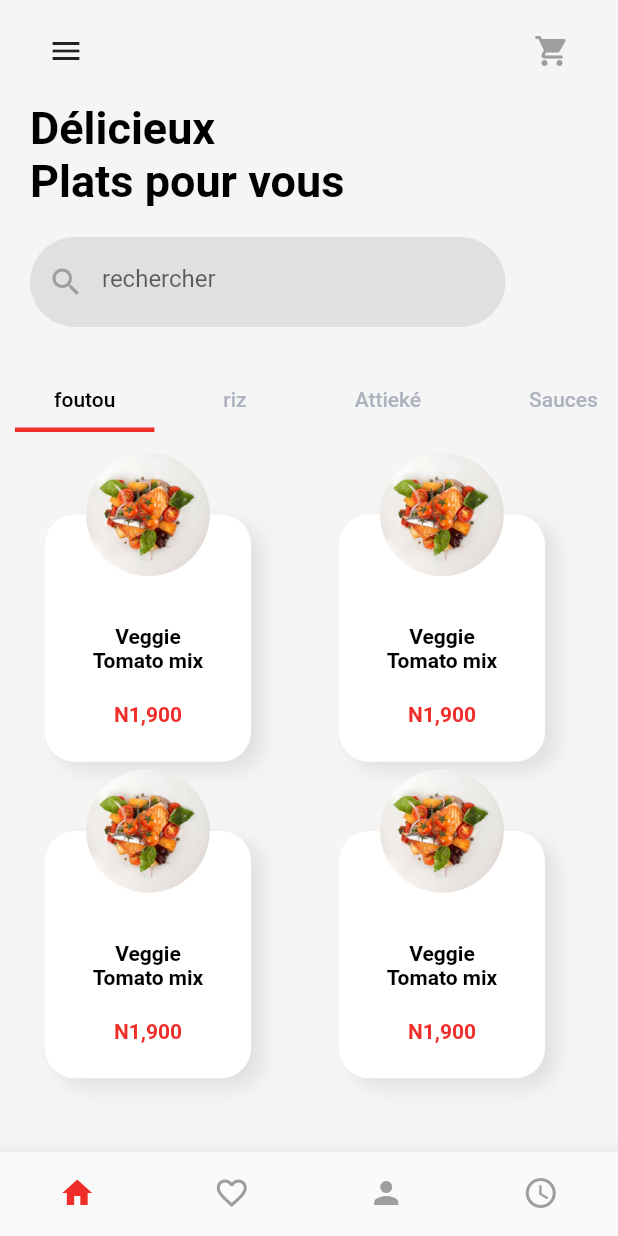
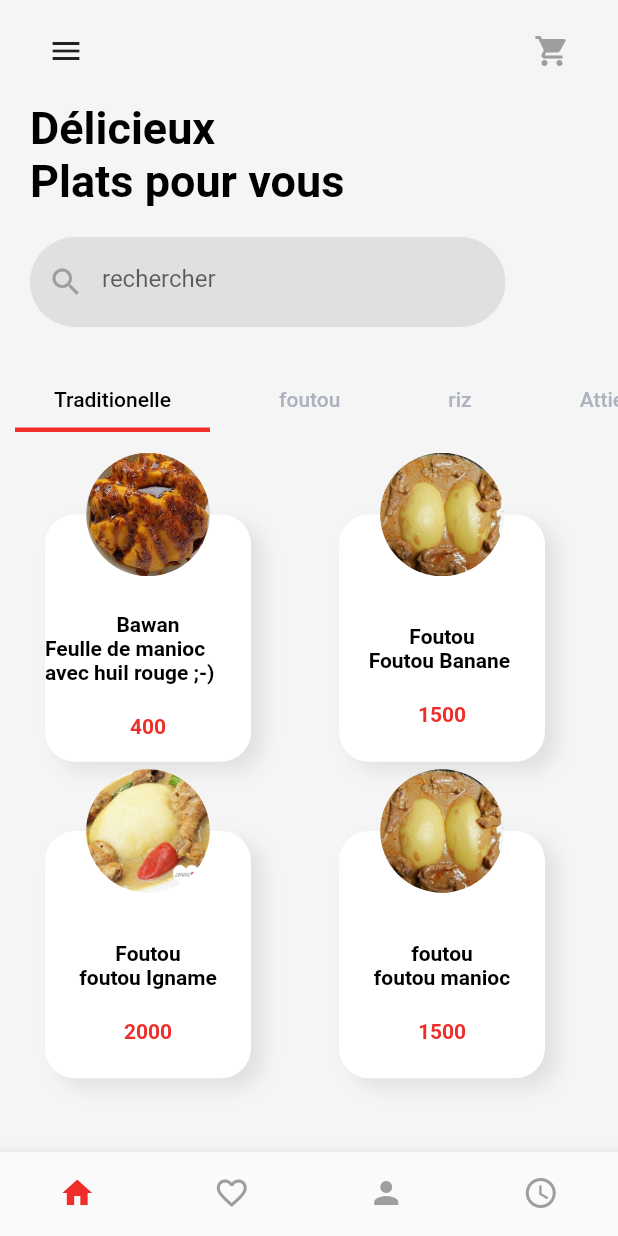
Before and after one commit to syyao/food_app, a Flutter app: the screen it shows after launch, on a phone screen of 412 x 824 dp. Run offline on Flutter 3.47's test engine with Material 2 defaults, Android fonts, the phone set to English and light mode, and no system bars.

Commit message:
domi
la page home final

```diff
--- a/lib/challengeUI_2/models/food_data.dart
+++ b/lib/challengeUI_2/models/food_data.dart
@@ -1,6 +1,44 @@
 import 'foodModel.dart';
 
 const FOOD_CATEGORIE = const [
+  Categorie(
+    id: 'c7',
+    titre: 'Traditionelle',
+    listDePLats: [
+      ModelPlats(
+        id: 'p32',
+        idCategorie: 'c7',
+        titre: 'Bawan',
+        sousTitre: 'Feulle de manioc avec huil rouge ;-)',
+        price: '400',
+        image: 'images/foufou.jpg',
+      ),
+      ModelPlats(
+        id: 'p4',
+        idCategorie: 'c1',
+        titre: 'Foutou',
+        sousTitre: 'Foutou Banane ',
+        price: '1500',
+        image: 'images/foutou.jpg',
+      ),
+      ModelPlats(
+        id: 'p5',
+        idCategorie: 'c1',
+        titre: 'Foutou',
+        sousTitre: 'foutou Igname',
+        price: '2000',
+        image: 'images/foutou1.jpg',
+      ),
+      ModelPlats(
+        id: 'p6',
+        idCategorie: 'c1',
+        titre: 'foutou',
+        sousTitre: 'foutou manioc',
+        price: '1500',
+        image: 'images/foutou.jpg',
+      ),
+    ],
+  ),
   Categorie(
     id: 'c1',
     titre: 'foutou',
--- a/lib/challengeUI_2/pageHom.dart
+++ b/lib/challengeUI_2/pageHom.dart
@@ -27,7 +27,12 @@ class _MainBodyState extends State<MainBody>
     with SingleTickerProviderStateMixin {
   final controller = PageController(initialPage: 0);
   int currentIndex = 0;
-  Widget foodMenu(String image) {
+  Widget foodMenu(
+    String image,
+    String titre,
+    final String sousTitre,
+    final String price,
+  ) {
     return Stack(
       overflow: Overflow.visible,
       children: <Widget>[
@@ -50,18 +55,18 @@ class _MainBodyState extends State<MainBody>
             children: <Widget>[
               SizedBox(height: 50),
               Text(
-                'Veggie',
+                titre,
                 style:
                     TextStyle(color: Colors.black, fontWeight: FontWeight.bold),
               ),
               Text(
-                'Tomato mix',
+                sousTitre,
                 style:
                     TextStyle(color: Colors.black, fontWeight: FontWeight.bold),
               ),
               SizedBox(height: 20),
               Text(
-                'N1,900',
+                price,
                 style: TextStyle(
                     color: Color.fromRGBO(239, 46, 41, 1),
                     fontWeight: FontWeight.bold),
@@ -101,7 +106,7 @@ class _MainBodyState extends State<MainBody>
   void initState() {
 // TODO: implement initState
     super.initState();
-    _tabController = new TabController(length: 6, vsync: this);
+    _tabController = new TabController(length: FOOD_CATEGORIE.length, vsync: this);
   }
 
   @override
@@ -222,7 +227,11 @@ class _MainBodyState extends State<MainBody>
                             ),
                             itemCount: e.listDePLats.length,
                             itemBuilder: (context, i) {
-                              return foodMenu('images/food.png');
+                              return foodMenu(
+                                  e.listDePLats[i].image,
+                                  e.listDePLats[i].titre,
+                                  e.listDePLats[i].sousTitre,
+                                  e.listDePLats[i].price);
                             },
                           ),
                         ),
```
